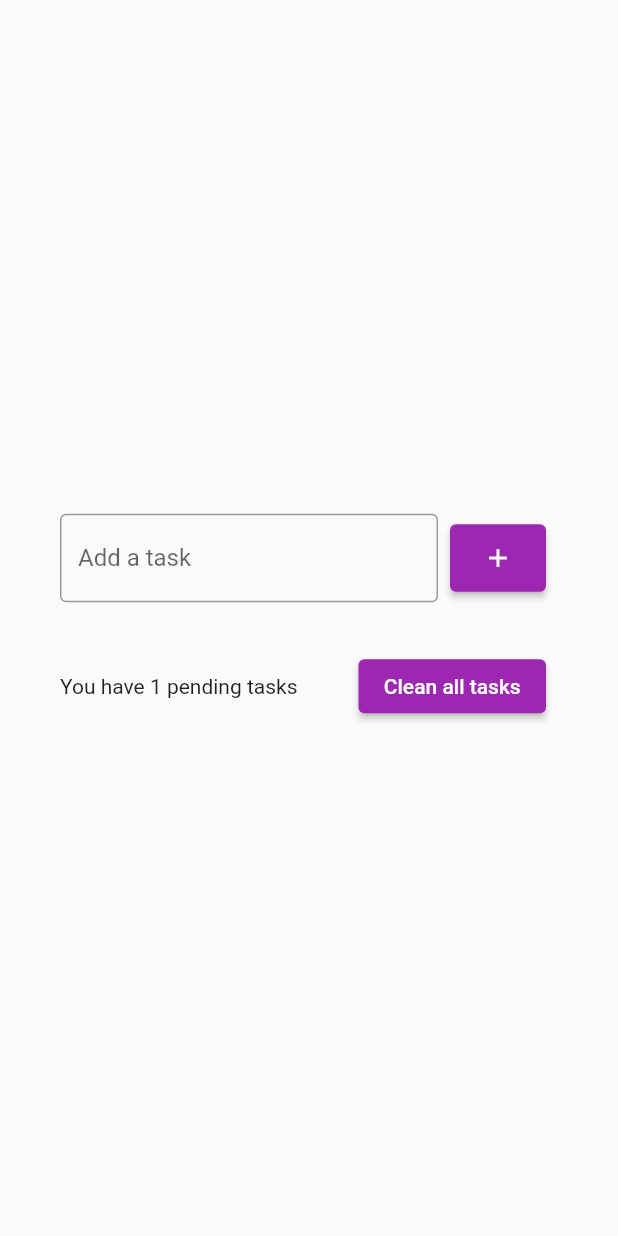
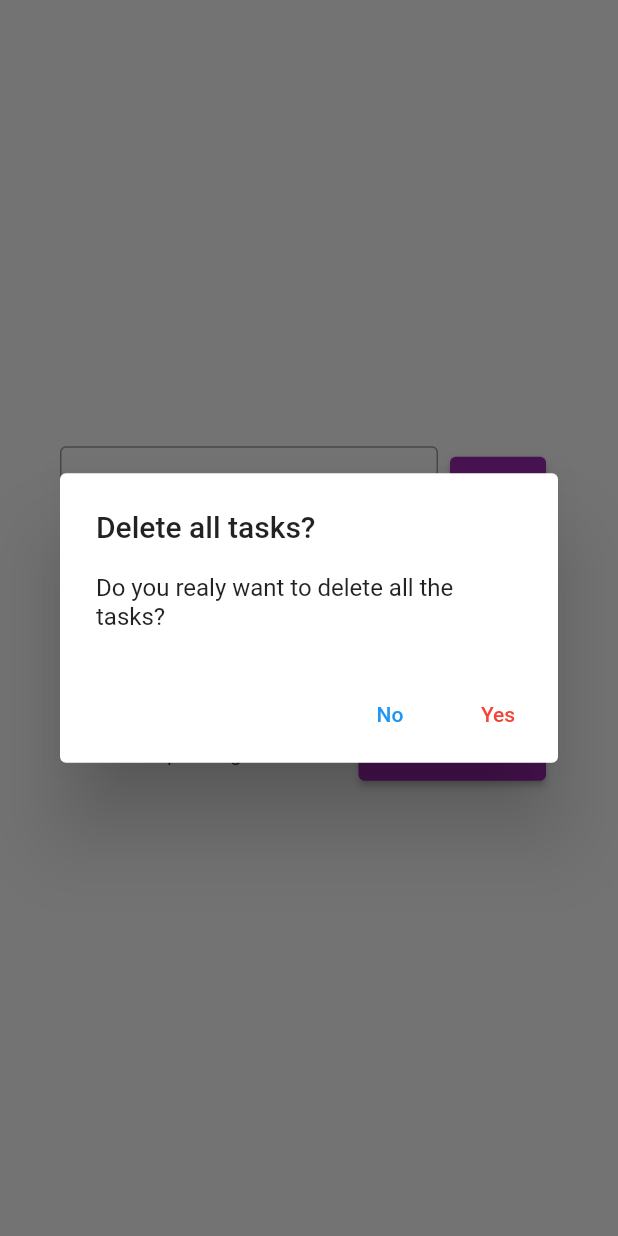
Before and after one commit to joaolucas2012/flutter_to_do_list, a Flutter app: the screen it shows after launch, after a tap on the "add" icon, after a tap on "Clean all tasks", on a phone screen of 412 x 824 dp. Run offline on Flutter 3.47's test engine with Material 2 defaults, Android fonts, the phone set to English and light mode, and no system bars; our stand-ins replace flutter_slidable.

Commit message:
:fire: [FIX] refactored the project code and changed details in layout

```diff
--- a/lib/pages/to_do_list_page.dart
+++ b/lib/pages/to_do_list_page.dart
@@ -1,8 +1,9 @@
-// ignore_for_file: must_be_immutable
-
 import 'package:flutter/material.dart';
 import 'package:flutter_to_do_list/models/task.dart';
-import 'package:flutter_to_do_list/widgets/to_do_list_item.dart';
+import 'package:flutter_to_do_list/utils/functions/create_snackbar.dart';
+import 'package:flutter_to_do_list/widgets/add_tasks_container.dart';
+import 'package:flutter_to_do_list/widgets/pending_amount.dart';
+import 'package:flutter_to_do_list/widgets/tasks_list.dart';
 
 class TodoListListPage extends StatefulWidget {
   const TodoListListPage({Key? key}) : super(key: key);
@@ -12,8 +13,6 @@ class TodoListListPage extends StatefulWidget {
 }
 
 class _TodoListListPageState extends State<TodoListListPage> {
-  final TextEditingController tasksController = TextEditingController();
-
   List<Task> tasks = [];
 
   @override
@@ -26,73 +25,11 @@ class _TodoListListPageState extends State<TodoListListPage> {
             child: Column(
               mainAxisSize: MainAxisSize.min,
               children: [
-                Row(
-                  children: [
-                    Expanded(
-                      child: TextField(
-                        controller: tasksController,
-                        decoration: const InputDecoration(
-                          border: OutlineInputBorder(),
-                          labelText: 'Add a task',
-                        ),
-                      ),
-                    ),
-                    Padding(
-                      padding: const EdgeInsets.symmetric(horizontal: 8),
-                      child: ElevatedButton(
-                          onPressed: () {
-                            setState(() {
-                              tasks.add(Task(
-                                  title: tasksController.text,
-                                  dateTime: DateTime.now()));
-                              tasksController.clear();
-                            });
-                          },
-                          style: ElevatedButton.styleFrom(
-                            backgroundColor: Colors.purple,
-                            fixedSize: const Size(20, 45),
-                          ),
-                          child: const Icon(
-                            Icons.add,
-                            size: 20,
-                          )),
-                    )
-                  ],
-                ),
+                AddTasksContainer(tasks: tasks, addTask: addTask),
                 const SizedBox(height: 16),
-                Flexible(
-                  child: ListView(
-                    shrinkWrap: true,
-                    children: [
-                      for (Task task in tasks)
-                        if (task.title.isNotEmpty)
-                          TodoListItem(task: task, onDelete: onDelete),
-                    ],
-                  ),
-                ),
+                TasksList(tasks: tasks, onDelete: onDelete),
                 const SizedBox(height: 16),
-                Row(
-                  children: [
-                    Expanded(
-                      child: Text(
-                        'You have ${tasks.length} pending tasks',
-                      ),
-                    ),
-                    Padding(
-                      padding: const EdgeInsets.symmetric(horizontal: 8),
-                      child: ElevatedButton(
-                        onPressed: () {
-                          print("Clicou");
-                        },
-                        style: ElevatedButton.styleFrom(
-                          backgroundColor: Colors.purple,
-                          fixedSize: const Size(125, 35),
-                        ),
-                        child: const Text('Clean all tasks'),
-                      ),
-                    ),
-                  ],
-                ),
+                PendingAmount(amount: tasks.length, deletAll: deletAll),
               ],
             ),
           ),
@@ -101,9 +38,37 @@ class _TodoListListPageState extends State<TodoListListPage> {
     );
   }
 
+  void addTask(Task task, TextEditingController controller) {
+    setState(() => tasks.add(task));
+    controller.clear();
+  }
+
   void onDelete(Task task) {
-    setState(() {
-      tasks.remove(task);
-    });
+    int index = tasks.indexOf(task);
+
+    setState(() => tasks.remove(task));
+
+    ScaffoldMessenger.of(context).clearSnackBars();
+    ScaffoldMessenger.of(context).showSnackBar(
+      createSnackBar(index: index, task: task, restoreOne: restoreTask),
+    );
+  }
+
+  void restoreTask(int index, Task task) {
+    setState(() => tasks.insert(index, task));
+  }
+
+  void deletAll() {
+    List<Task> backup = List<Task>.of(tasks);
+    setState(() => tasks.clear());
+
+    ScaffoldMessenger.of(context).clearSnackBars();
+    ScaffoldMessenger.of(context).showSnackBar(
+      createSnackBar(backup: backup, restoreAll: restoreAllTasks, all: true),
+    );
+  }
+
+  void restoreAllTasks(List<Task> backup) {
+    setState(() => tasks.addAll(backup));
   }
 }
--- /dev/null
+++ b/lib/utils/functions/create_snackbar.dart
@@ -0,0 +1,37 @@
+import 'package:flutter/material.dart';
+import 'package:flutter_to_do_list/models/task.dart';
+
+SnackBar createSnackBar({
+  int? index,
+  List<Task>? backup,
+  Task? task,
+  Function(int, Task)? restoreOne,
+  Function? restoreAll,
+  bool all = false,
+}) {
+  String text = (!all)
+      ? 'Task ${task!.title} was successfully deleted!'
+      : 'Tasks were successfully deleted';
+
+  return SnackBar(
+    behavior: SnackBarBehavior.floating,
+    padding: const EdgeInsets.all(16),
+    margin: const EdgeInsets.symmetric(horizontal: 40, vertical: 16),
+    content: Text(
+      text,
+      style: const TextStyle(
+        color: Colors.white,
+        fontWeight: FontWeight.w300,
+      ),
+    ),
+    backgroundColor: Colors.purple,
+    action: SnackBarAction(
+      label: 'undo',
+      textColor: Colors.white,
+      onPressed: () {
+        (all) ? restoreAll!(backup) : restoreOne!(index!, task!);
+      },
+    ),
+    duration: const Duration(seconds: 4),
+  );
+}
--- /dev/null
+++ b/lib/widgets/add_tasks_container.dart
@@ -0,0 +1,56 @@
+import 'package:flutter/material.dart';
+import 'package:flutter_to_do_list/models/task.dart';
+
+class AddTasksContainer extends StatefulWidget {
+  final List<Task> tasks;
+  final Function(Task, TextEditingController) addTask;
+
+  const AddTasksContainer({
+    Key? key,
+    required this.tasks,
+    required this.addTask,
+  }) : super(key: key);
+
+  @override
+  State<AddTasksContainer> createState() => _AddTasksContainerState();
+}
+
+class _AddTasksContainerState extends State<AddTasksContainer> {
+  final TextEditingController tasksController = TextEditingController();
+
+  @override
+  Widget build(BuildContext context) {
+    return Row(
+      children: [
+        Expanded(
+          child: TextField(
+            controller: tasksController,
+            decoration: const InputDecoration(
+              border: OutlineInputBorder(),
+              labelText: 'Add a task',
+            ),
+          ),
+        ),
+        Padding(
+          padding: const EdgeInsets.symmetric(horizontal: 8),
+          child: ElevatedButton(
+              onPressed: () => widget.addTask(
+                    Task(
+                      title: tasksController.text,
+                      dateTime: DateTime.now(),
+                    ),
+                    tasksController,
+                  ),
+              style: ElevatedButton.styleFrom(
+                backgroundColor: Colors.purple,
+                fixedSize: const Size(20, 45),
+              ),
+              child: const Icon(
+                Icons.add,
+                size: 20,
+              )),
+        )
+      ],
+    );
+  }
+}
--- /dev/null
+++ b/lib/widgets/dialog_button.dart
@@ -0,0 +1,22 @@
+import 'package:flutter/material.dart';
+
+class DialogButton extends StatelessWidget {
+  final Function showDeleteConfirmationDialog;
+
+  const DialogButton({
+    Key? key,
+    required this.showDeleteConfirmationDialog,
+  }) : super(key: key);
+
+  @override
+  Widget build(BuildContext context) {
+    return ElevatedButton(
+      onPressed: () => showDeleteConfirmationDialog(),
+      style: ElevatedButton.styleFrom(
+        backgroundColor: Colors.purple,
+        fixedSize: const Size(125, 35),
+      ),
+      child: const Text('Clean all tasks'),
+    );
+  }
+}
--- /dev/null
+++ b/lib/widgets/pending_amount.dart
@@ -0,0 +1,65 @@
+import 'package:flutter/material.dart';
+import 'package:flutter_to_do_list/widgets/dialog_button.dart';
+
+class PendingAmount extends StatefulWidget {
+  final int amount;
+  final Function deletAll;
+
+  const PendingAmount({
+    Key? key,
+    required this.amount,
+    required this.deletAll,
+  }) : super(key: key);
+
+  @override
+  State<PendingAmount> createState() => _PendingAmountState();
+}
+
+class _PendingAmountState extends State<PendingAmount> {
+  @override
+  Widget build(BuildContext context) {
+    return Row(
+      children: [
+        Expanded(
+          child: Text(
+            'You have ${widget.amount} pending tasks',
+          ),
+        ),
+        Padding(
+          padding: const EdgeInsets.symmetric(horizontal: 8),
+          child: DialogButton(
+            showDeleteConfirmationDialog: showDeleteConfirmationDialog,
+          ),
+        ),
+      ],
+    );
+  }
+
+  void showDeleteConfirmationDialog() {
+    showDialog(
+      context: context,
+      builder: (context) {
+        return AlertDialog(
+          title: const Text('Delete all tasks?'),
+          content: const Text('Do you realy want to delete all the tasks?'),
+          actions: [
+            TextButton(
+              onPressed: () => Navigator.of(context).pop(),
+              child: const Text('No'),
+            ),
+            TextButton(
+              onPressed: () {
+                Navigator.of(context).pop();
+                widget.deletAll();
+              },
+              child: const Text(
+                'Yes',
+                style: TextStyle(color: Colors.red),
+              ),
+            ),
+          ],
+        );
+      },
+    );
+  }
+}
--- /dev/null
+++ b/lib/widgets/tasks_list.dart
@@ -0,0 +1,36 @@
+import 'package:flutter/material.dart';
+import 'package:flutter_to_do_list/models/task.dart';
+import 'package:flutter_to_do_list/widgets/to_do_list_item.dart';
+
+class TasksList extends StatefulWidget {
+  final List<Task> tasks;
+  final Function(Task) onDelete;
+
+  const TasksList({
+    Key? key,
+    required this.tasks,
+    required this.onDelete,
+  }) : super(key: key);
+
+  @override
+  State<TasksList> createState() => _TasksListState();
+}
+
+class _TasksListState extends State<TasksList> {
+  @override
+  Widget build(BuildContext context) {
+    double correctHeight = widget.tasks.length * 90;
+
+    return SizedBox(
+      height: (correctHeight < 300) ? (correctHeight) : 300,
+      child: ListView(
+        shrinkWrap: true,
+        children: [
+          for (Task task in widget.tasks)
+            if (task.title.isNotEmpty)
+              TodoListItem(task: task, onDelete: widget.onDelete),
+        ],
+      ),
+    );
+  }
+}
```
